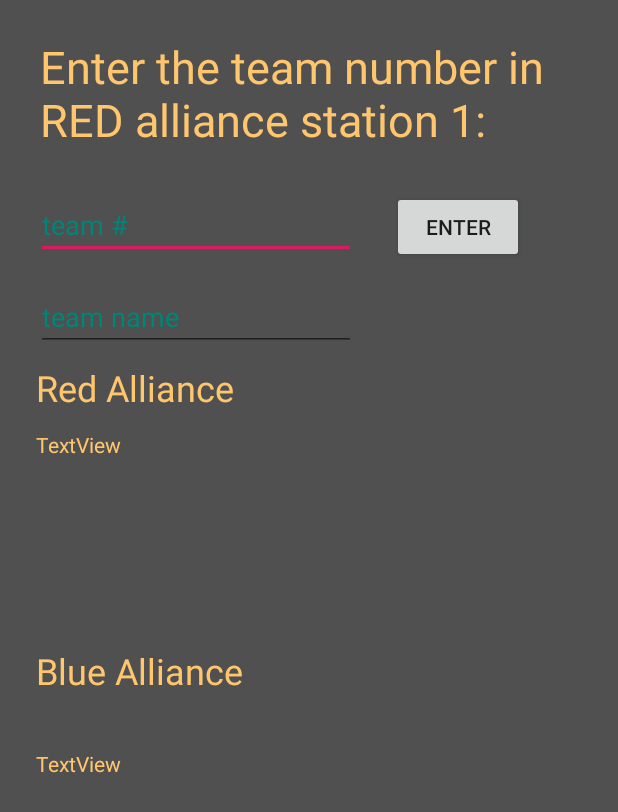
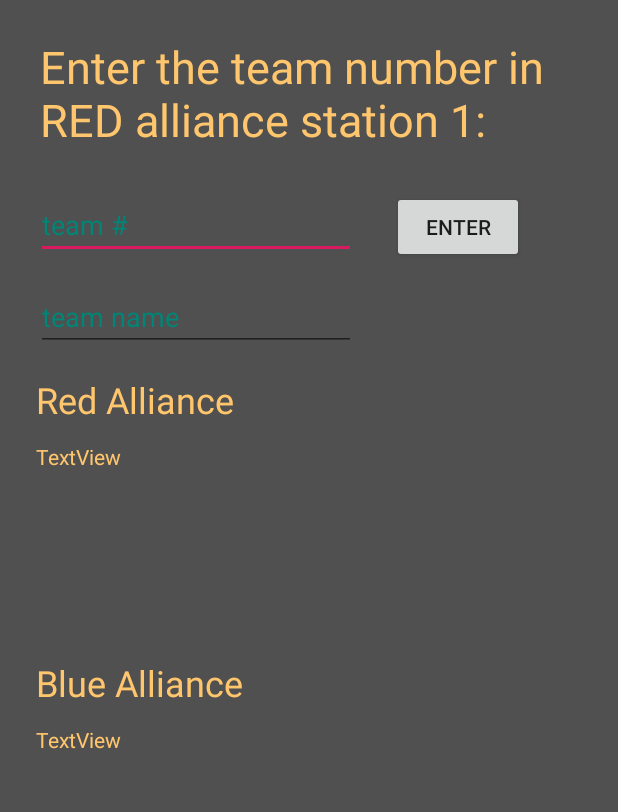
Before and after one commit to 1ethanhansen/FRC-Elo-App, an Android app: the runMatch1 screen opened directly, with no data from a screen before it, on a phone screen of 412 x 824 dp. Shown: the top 812 px of the screen. Run offline under Robolectric (Android 15) with nearby library versions, the phone set to English and light mode, and no system bars.

Commit message:
Fix issue #24

```diff
--- a/app/src/main/res/layout/activity_run_match1.xml
+++ b/app/src/main/res/layout/activity_run_match1.xml
@@ -58,7 +58,7 @@
             android:id="@+id/tv_red_label"
             app:layout_constraintStart_toStartOf="parent"
             android:layout_marginStart="24dp"
-            android:textSize="24sp" android:layout_marginTop="8dp"
+            android:textSize="24sp" android:layout_marginTop="16dp"
             app:layout_constraintTop_toBottomOf="@+id/et_team_name"/>
     <TextView
             android:text="TextView"
@@ -75,7 +75,7 @@
             android:layout_height="100dp"
             android:id="@+id/tv_blue_teams"
             app:layout_constraintStart_toStartOf="parent"
-            android:layout_marginStart="24dp" android:layout_marginTop="36dp"
+            android:layout_marginStart="24dp" android:layout_marginTop="12dp"
             app:layout_constraintTop_toBottomOf="@+id/tv_blue_label"/>
     <TextView
             android:text="Blue Alliance"
```
